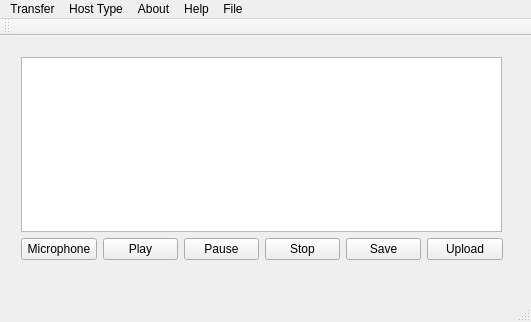
Qt form mainwindow.ui (julianafrench/CommAudio) before a commit.
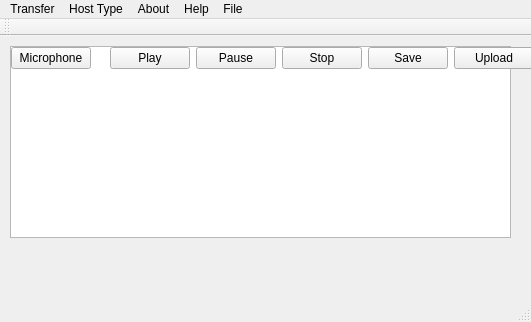
The same form after that commit.

Diff of the .ui file:
```diff
--- a/mainwindow.ui
+++ b/mainwindow.ui
@@ -14,20 +14,17 @@
    <string>MainWindow</string>
   </property>
   <widget class="QWidget" name="centralWidget">
-   <widget class="QWidget" name="">
+   <widget class="QListWidget" name="listWidget">
     <property name="geometry">
      <rect>
       <x>10</x>
       <y>10</y>
-      <width>503</width>
-      <height>225</height>
+      <width>501</width>
+      <height>192</height>
      </rect>
     </property>
-    <layout class="QGridLayout" name="gridLayout_2">
-     <item row="0" column="0">
-      <widget class="QPlainTextEdit" name="plainTextEdit"/>
-     </item>
-     <item row="1" column="0">
+   </widget>
+   <widget class="QWidget" name="">
       <layout class="QGridLayout" name="gridLayout">
        <item row="0" column="0">
         <widget class="QPushButton" name="pushButton">
@@ -83,8 +80,6 @@
           <string>Upload</string>
          </property>
         </widget>
-       </item>
-      </layout>
      </item>
     </layout>
    </widget>
```
Lines whose indentation alone changed are shown as unchanged.
